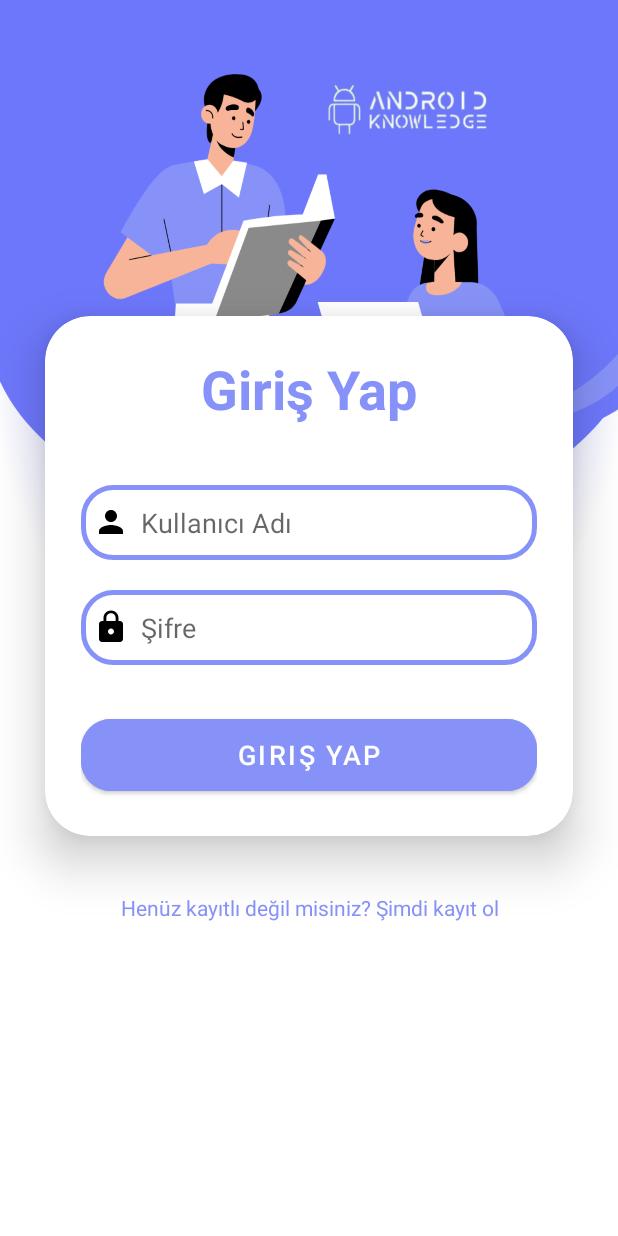
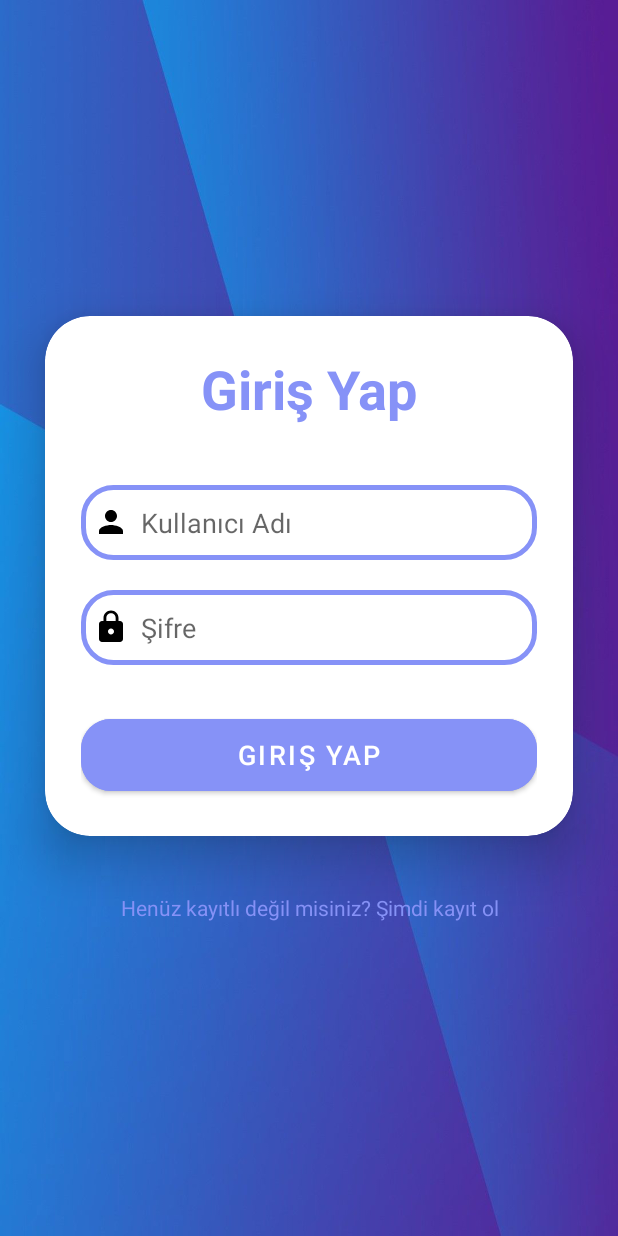
Before and after one commit to Fikret-Arda-Bulut/sinyord, an Android app: the screen it shows after launch (login), after a tap on "GIRIŞ YAP", on a phone screen of 412 x 824 dp. Run offline under Robolectric (Android 15) with nearby library versions, the phone set to English and light mode, and no system bars.

Commit message:
no message

```diff
--- a/app/src/main/java/com/example/sinyord/MainActivity.java
+++ b/app/src/main/java/com/example/sinyord/MainActivity.java
@@ -2,7 +2,10 @@ package com.example.sinyord;
 
 import androidx.appcompat.app.AppCompatActivity;
 
+import android.content.Intent;
 import android.os.Bundle;
+import android.view.View;
+import com.example.sinyord.login.login;
 
 public class MainActivity extends AppCompatActivity {
 
@@ -11,4 +14,10 @@ public class MainActivity extends AppCompatActivity {
         super.onCreate(savedInstanceState);
         setContentView(R.layout.activity_main);
     }
+
+    public void login(View view) {
+        Intent i = new Intent(MainActivity.this, login.class);
+        startActivity(i);
+    }
+
 }
--- a/app/src/main/java/com/example/sinyord/login.java
+++ b/app/src/main/java/com/example/sinyord/login/login.java
@@ -1,10 +1,13 @@
-package com.example.sinyord;
+package com.example.sinyord.login;
 import androidx.appcompat.app.AppCompatActivity;
 import android.os.Bundle;
 import android.view.View;
 import android.widget.Button;
 import android.widget.EditText;
 import android.widget.Toast;
+
+import com.example.sinyord.R;
+
 public class login extends AppCompatActivity {
     EditText txtkullanıcıadi;
     EditText txtsifre;
@@ -19,7 +22,7 @@ public class login extends AppCompatActivity {
         loginButton.setOnClickListener(new View.OnClickListener() {
             @Override
             public void onClick(View view) {
-                if (txtkullanıcıadi.getText().toString().equals("user") && txtsifre.getText().toString().equals("1234")) {
+                if (txtkullanıcıadi.getText().toString().equals("admin") && txtsifre.getText().toString().equals("1234")) {
                     Toast.makeText(login.this, "Giriş Başarılı!", Toast.LENGTH_SHORT).show();
                 } else {
                     Toast.makeText(login.this, "Giriş Başarısız!", Toast.LENGTH_SHORT).show();
--- a/app/src/main/res/layout/login.xml
+++ b/app/src/main/res/layout/login.xml
@@ -9,7 +9,7 @@
     android:orientation="vertical"
     android:gravity="center"
     android:background="@drawable/loginbkg"
-    tools:context=".login">
+    tools:context=".login.login">
 
     <androidx.cardview.widget.CardView
         android:layout_width="match_parent"
@@ -17,7 +17,7 @@
         android:layout_margin="30dp"
         app:cardCornerRadius="30dp"
         app:cardElevation="20dp"
-        android:background="@drawable/custum_edittext">
+        android:background="@drawable/custom_edittext">
 
         <LinearLayout
             android:layout_width="match_parent"
@@ -38,7 +38,7 @@
                 android:layout_width="match_parent"
                 android:layout_height="50dp"
                 android:id="@+id/kullaniciadi"
-                android:background="@drawable/custum_edittext"
+                android:background="@drawable/custom_edittext"
                 android:drawableLeft="@drawable/ic_baseline_person_24"
                 android:drawablePadding="8dp"
                 android:hint="Kullanıcı Adı"
@@ -50,7 +50,7 @@
                 android:layout_width="match_parent"
                 android:layout_height="50dp"
                 android:id="@+id/sifre"
-                android:background="@drawable/custum_edittext"
+                android:background="@drawable/custom_edittext"
                 android:drawableLeft="@drawable/ic_baseline_lock_24"
                 android:drawablePadding="8dp"
                 android:hint="Şifre"
--- a/app/src/main/res/values/strings.xml
+++ b/app/src/main/res/values/strings.xml
@@ -1,3 +1,7 @@
+
 <resources>
-    <string name="app_name">sinyord</string>
+    <string name="app_name">Sinyord</string>
+
+    <string name="login_package"> </string>
+
 </resources>
```
Also changed, not shown: app/src/main/AndroidManifest.xml (+7 -1 lines), app/src/main/res/layout/activity_main.xml (+14 -9 lines), app/src/main/res/drawable-v24/loginbkg.png (deleted), app/src/main/res/drawable/custom_edittext.xml (renamed from app/src/main/res/drawable/custum_edittext.xml), app/src/main/res/drawable/loginbkg.png (added), 1 other file.
